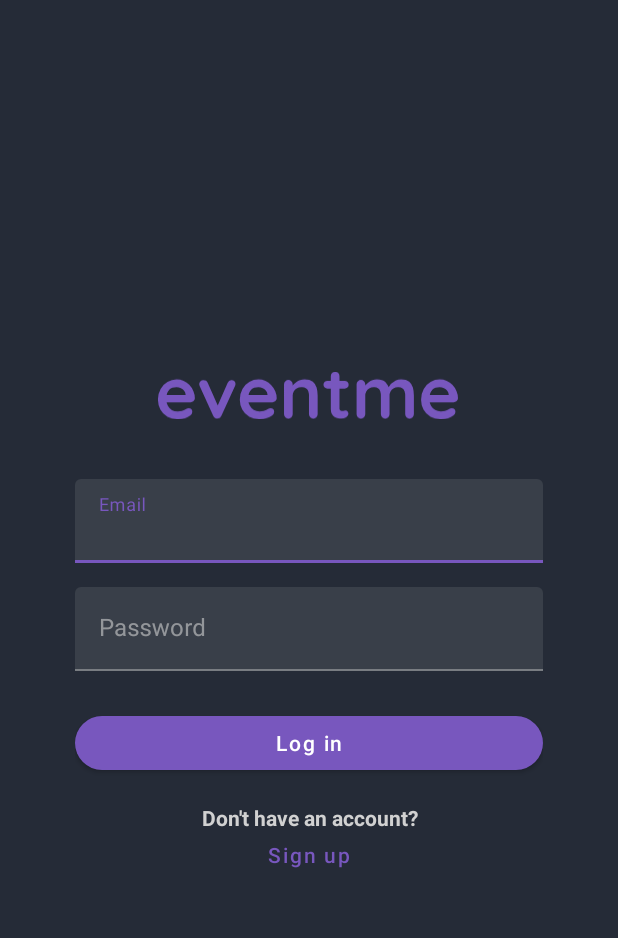
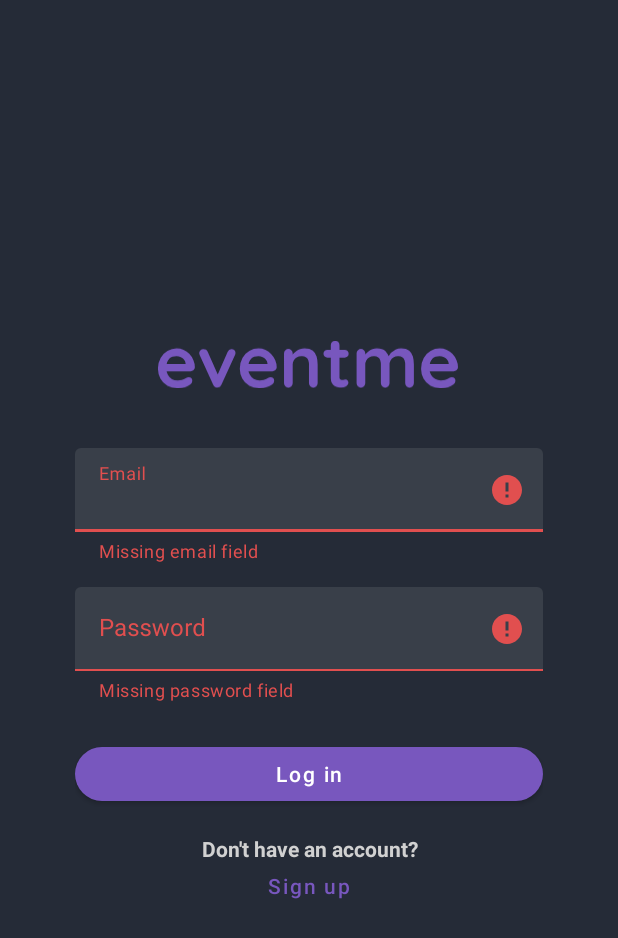
Before and after one commit to ArturAlcoverro/Eventme, an Android app: the LoginActivity screen opened directly, with no data from a screen before it, after a tap on "Log in", on a phone screen of 412 x 824 dp. Shown: the top 938 px of the screen. Run offline under Robolectric (Android 15) with nearby library versions, the phone set to English and light mode, and no system bars.

Commit message:
control d'errors en el login, i focus listeners

```diff
--- a/app/src/main/java/com/androidprog2/eventme/LoginActivity.java
+++ b/app/src/main/java/com/androidprog2/eventme/LoginActivity.java
@@ -2,9 +2,15 @@ package com.androidprog2.eventme;
 
 import androidx.appcompat.app.AppCompatActivity;
 
+import android.annotation.SuppressLint;
 import android.content.Intent;
 import android.os.Bundle;
+import android.view.Gravity;
+import android.view.KeyEvent;
 import android.view.View;
+import android.view.inputmethod.EditorInfo;
+import android.widget.TextView;
+import android.widget.Toast;
 
 import com.androidprog2.eventme.business.User;
 import com.google.android.material.button.MaterialButton;
@@ -12,6 +18,9 @@ import com.google.android.material.textfield.TextInputLayout;
 
 import org.json.JSONException;
 import org.json.JSONObject;
+
+import java.util.regex.Matcher;
+import java.util.regex.Pattern;
 
 public class LoginActivity extends AppCompatActivity {
     private MaterialButton signUpBtn;
@@ -34,18 +43,37 @@ public class LoginActivity extends AppCompatActivity {
         loginBtn = (MaterialButton) findViewById(R.id.login_btn);
 
         loginBtn.setOnClickListener(new View.OnClickListener() {
+            @SuppressLint("ResourceAsColor")
             @Override
             public void onClick(View v) {
-                if(textInputLayoutPassword.getEditText().getText().toString().length() < 8){
-                    //mostrar error en pantalla, la contrasenya ha de ser mínim de 8 caracters
-                }else {
-                    String email = textInputLayoutEmail.getEditText().getText().toString();
-                    String password =  textInputLayoutPassword.getEditText().getText().toString();
+                textInputLayoutEmail.getEditText().clearFocus();
+                textInputLayoutPassword.getEditText().clearFocus();
+
+                String email = textInputLayoutEmail.getEditText().getText().toString();
+                String password =  textInputLayoutPassword.getEditText().getText().toString();
+                boolean errorControl = false;
+                if(password.isEmpty()){
+                    textInputLayoutPassword.setError(getString(R.string.login_password_error));
+                    errorControl = true;
+                }
+                if(email.isEmpty()){
+                    textInputLayoutEmail.setError(getString(R.string.login_email_error));
+                    errorControl = true;
+                } else if(!isEmailValid(email)){
+                    textInputLayoutEmail.setError(getString(R.string.login_email_syntax_error));
+                    errorControl = true;
+                }
+
+                if(!errorControl) {
                     User user = new User(0, null, null, null, email, password);
                     //Fetch a la api endpoint login
 
-                    if (true) {   //si el login es correcte
+                    if (2==1) {   //si el login es correcte
                         startActivity(mainIntent);
+                    } else {
+                        Toast toast = Toast.makeText(getApplicationContext(), getString(R.string.login_incorrect), Toast.LENGTH_LONG);
+                        toast.setGravity(Gravity.TOP, 0, 60);
+                        toast.show();
                     }
                 }
             }
@@ -57,5 +85,44 @@ public class LoginActivity extends AppCompatActivity {
                 startActivity(registerIntent);
             }
         });
+
+        textInputLayoutEmail.getEditText().setOnFocusChangeListener(new View.OnFocusChangeListener() {
+            @Override
+            public void onFocusChange(View v, boolean hasFocus) {
+                if(hasFocus){
+                    textInputLayoutEmail.setError(null);
+                    textInputLayoutEmail.setErrorEnabled(false);
+                }
+            }
+        });
+
+        textInputLayoutPassword.getEditText().setOnFocusChangeListener(new View.OnFocusChangeListener() {
+            @Override
+            public void onFocusChange(View v, boolean hasFocus) {
+                if(hasFocus){
+                    textInputLayoutPassword.setError(null);
+                    textInputLayoutPassword.setErrorEnabled(false);
+                }
+            }
+        });
+
+        textInputLayoutPassword.getEditText().setOnEditorActionListener(new TextView.OnEditorActionListener() {
+            @Override
+            public boolean onEditorAction(TextView v, int actionId, KeyEvent event) {
+                boolean handled = false;
+                if (actionId == EditorInfo.IME_ACTION_SEND && event.getAction() == KeyEvent.KEYCODE_ENTER) {
+                    loginBtn.performClick();
+                    handled = true;
+                }
+                return handled;
+            }
+        });
+    }
+
+    public static boolean isEmailValid(String email) {
+        String expression = "^[\\w\\.-]+@([\\w\\-]+\\.)+[A-Z]{2,4}$";
+        Pattern pattern = Pattern.compile(expression, Pattern.CASE_INSENSITIVE);
+        Matcher matcher = pattern.matcher(email);
+        return matcher.matches();
     }
 }
--- a/app/src/main/res/layout/activity_login.xml
+++ b/app/src/main/res/layout/activity_login.xml
@@ -37,6 +37,7 @@
             <com.google.android.material.textfield.TextInputEditText
                 android:layout_width="match_parent"
                 android:layout_height="wrap_content"
+                android:inputType="textEmailAddress"
                 style="@style/Style.Eventme.TextInput" />
 
         </com.google.android.material.textfield.TextInputLayout>
@@ -47,12 +48,15 @@
             android:layout_height="wrap_content"
             android:layout_marginTop="16dp"
             android:hint="@string/login_password_label"
+            app:errorEnabled="true"
             app:layout_constraintTop_toBottomOf="@+id/login_nickname"
             tools:layout_editor_absoluteX="50dp">
 
             <com.google.android.material.textfield.TextInputEditText
                 android:layout_width="match_parent"
                 android:layout_height="wrap_content"
+                android:inputType="textPassword"
+                android:imeOptions="actionSend"
                 style="@style/Style.Eventme.TextInput" />
 
         </com.google.android.material.textfield.TextInputLayout>
--- a/app/src/main/res/values/colors.xml
+++ b/app/src/main/res/values/colors.xml
@@ -19,7 +19,7 @@
 
     <color name="menu_button_color">#9EA2AB</color>
 
-    <color name="error_color">#e94560</color>
+    <color name="error_color">#E14F4F</color>
 
     <color name="transparent">#00000000</color>
     <color name="black">#000</color>
--- a/app/src/main/res/values/strings.xml
+++ b/app/src/main/res/values/strings.xml
@@ -7,6 +7,10 @@
     <string name="login_login_btn">Log in</string>
     <string name="login_account_question">Don\'t have an account?</string>
     <string name="login_gotosignup_btn">Sign up</string>
+    <string name="login_password_error">Missing password field</string>
+    <string name="login_email_error">Missing email field</string>
+    <string name="login_email_syntax_error">The email format is not correct</string>
+    <string name="login_incorrect">The credentials did not match our records.</string>
 
     <!-- RegisterActivity Strings -->
     <string name="signup_gotologin_btn">Log in</string>
```
